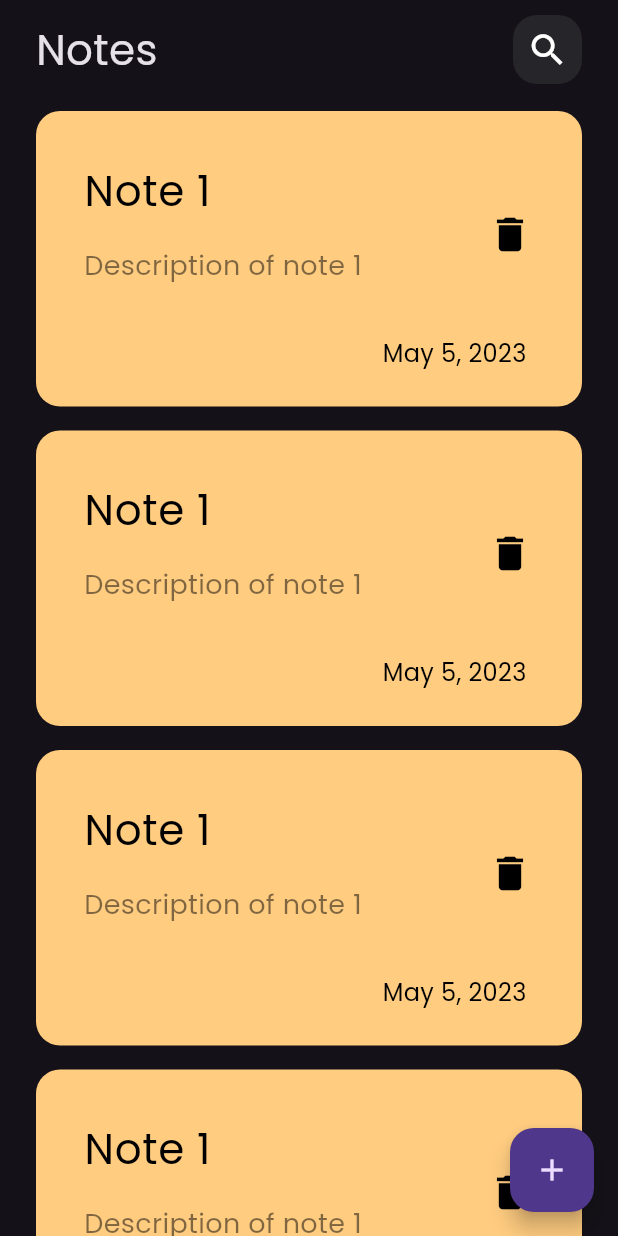
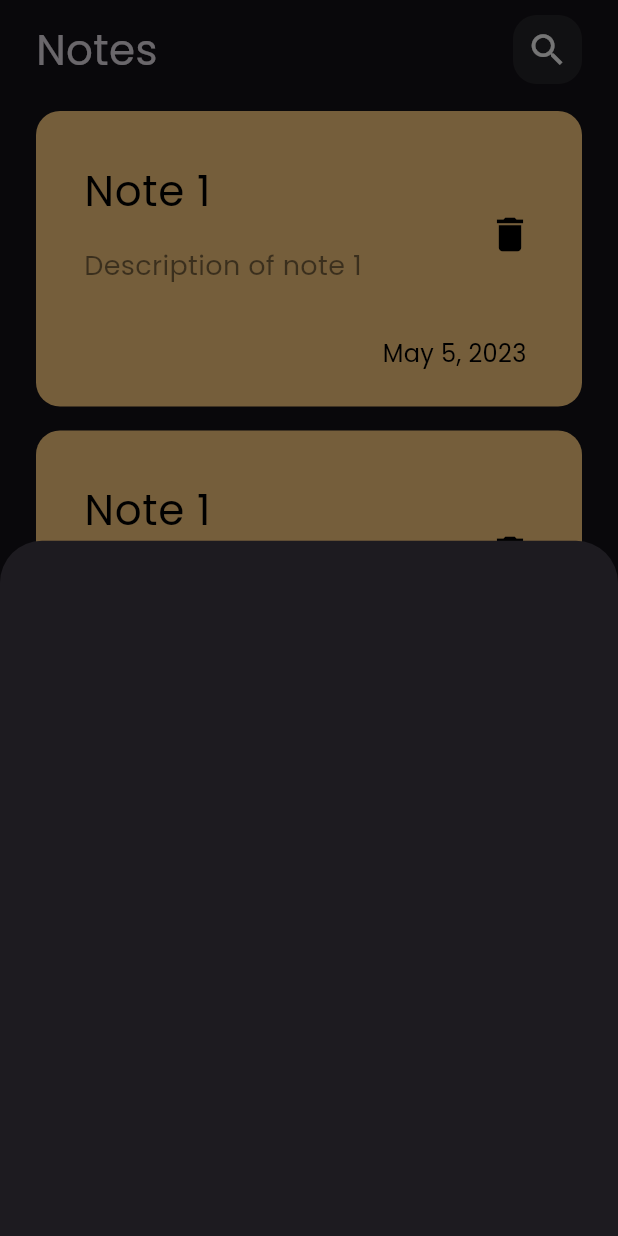
Before and after one commit to Omarazab1/BrainWave, a Flutter app: the screen it shows after launch, after a tap on the "add" icon, on a phone screen of 412 x 824 dp. Run offline on Flutter 3.47's test engine with Material 3 defaults, Android fonts, the light colour scheme and no system bars.

Commit message:
create showModalBottomSheet

```diff
--- a/lib/views/notes_view.dart
+++ b/lib/views/notes_view.dart
@@ -1,4 +1,5 @@
 import 'package:flutter/material.dart';
+import 'package:notesapp/views/widgets/custom_modal_bottom_sheet.dart';
 import 'package:notesapp/views/widgets/notes_view_body.dart';
 
 class NotesView extends StatelessWidget {
@@ -8,7 +9,14 @@
   Widget build(BuildContext context) {
     return   Scaffold(
       floatingActionButton: FloatingActionButton(
-        onPressed: (){},
+        onPressed: (){
+          showModalBottomSheet(
+              context: context,
+              builder: (context){
+                return const CustomModalBottomSheet();
+              }
+          );
+        },
         child: const Icon(Icons.add),),
       body:const NotesViewBody(),
     );
--- /dev/null
+++ b/lib/views/widgets/custom_modal_bottom_sheet.dart
@@ -0,0 +1,12 @@
+import 'package:flutter/material.dart';
+
+class CustomModalBottomSheet extends StatelessWidget {
+  const CustomModalBottomSheet({super.key});
+
+  @override
+  Widget build(BuildContext context) {
+    return Container(
+
+    );
+  }
+}
```
